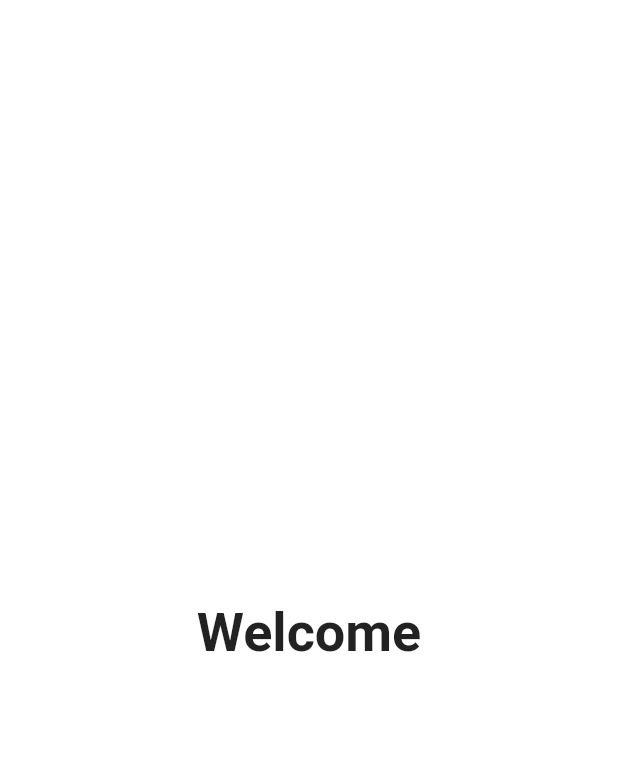
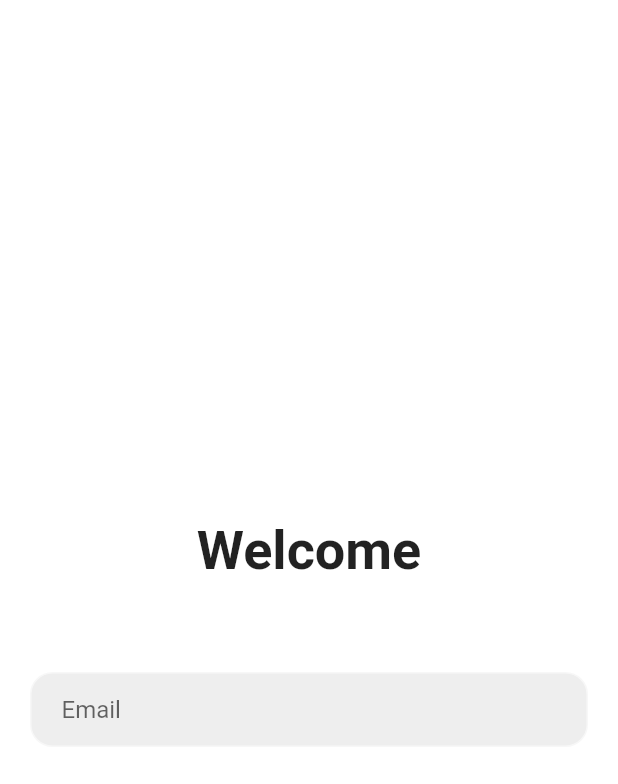
Before and after one commit to MrAnmol08/movielovers, a Flutter app: the login screen opened directly, on a phone screen of 412 x 824 dp. Shown: the top 784 px of the screen. Run offline on Flutter 3.47's test engine with Material 2 defaults, Android fonts, the phone set to English and light mode, and no system bars; our stand-ins replace google_fonts.

Commit message:
adding email box

```diff
--- a/lib/LoginPage.dart
+++ b/lib/LoginPage.dart
@@ -30,6 +30,29 @@ class _loginState extends State<login> {
             TextStyle(
               fontWeight:FontWeight.bold,
               fontSize: 36) ,),
+
+              SizedBox(height: 60,),
+
+              Padding(
+                padding: const EdgeInsets.symmetric(horizontal: 20),
+                child: Container(
+                  decoration: BoxDecoration(
+                   color: (Colors.grey[200]),
+                   border: Border.all(color: Color.fromARGB(255, 247, 247, 247)),
+                   borderRadius: BorderRadius.circular(15),
+                  ) ,
+                  child: Padding(
+                    padding: const EdgeInsets.only(left: 20.0),
+                    child: TextField(
+
+                      decoration: InputDecoration(
+                        border: InputBorder.none,
+                        hintText: 'Email',
+                      ),
+                    ),
+                  ),
+                ),
+              ),
             ]
           ),
         ),
```
